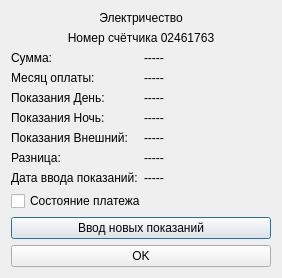
First picture: the form in Forms/electricity.ui, repository FenyukAndrew/QtCalculatePayment, before the edit.
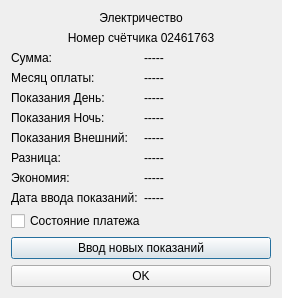
Second picture: the form after the edit.

The edit to the form file:
```diff
--- a/Forms/electricity.ui
+++ b/Forms/electricity.ui
@@ -183,11 +183,25 @@
        <item row="6" column="0">
         <widget class="QLabel" name="label_9">
          <property name="text">
-          <string>Дата ввода показаний:</string>
+          <string>Экономия:</string>
          </property>
         </widget>
        </item>
        <item row="6" column="1">
+        <widget class="QLabel" name="sum_Saving">
+         <property name="text">
+          <string>-----</string>
+         </property>
+        </widget>
+       </item>
+       <item row="7" column="0">
+        <widget class="QLabel" name="label_10">
+         <property name="text">
+          <string>Дата ввода показаний:</string>
+         </property>
+        </widget>
+       </item>
+       <item row="7" column="1">
         <widget class="QLabel" name="Date_Input_Value">
          <property name="text">
           <string>-----</string>
```
